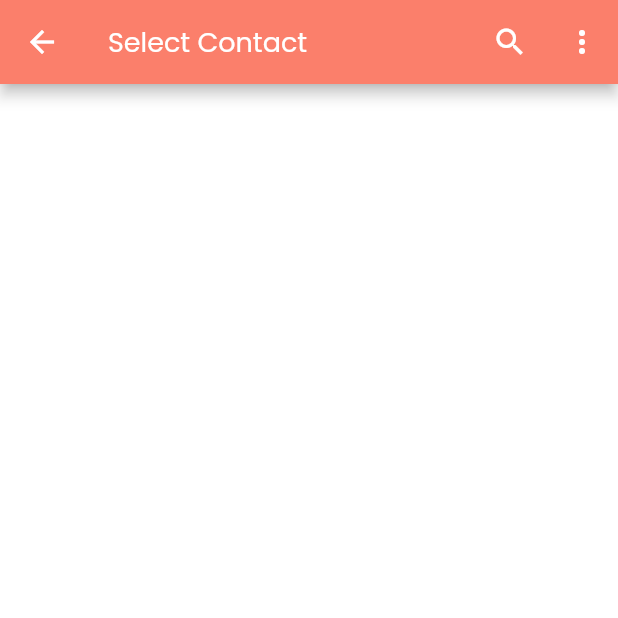
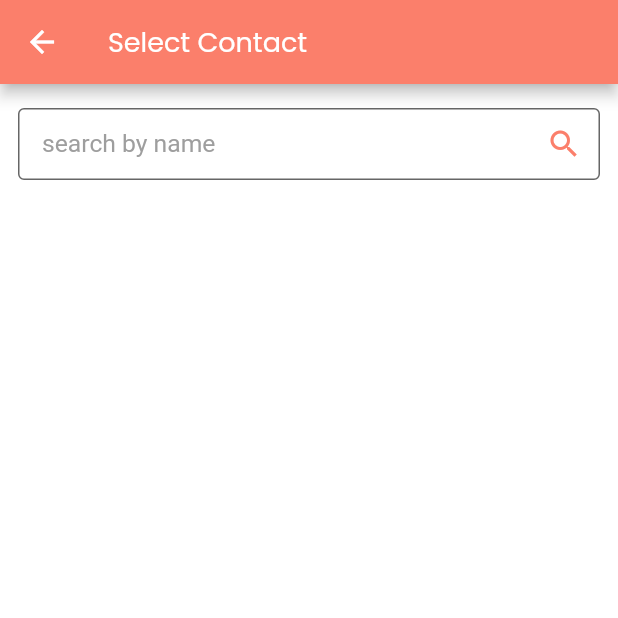
Before and after one commit to mateendev3/lets_chat, a Flutter app: the SelectContactScreen screen opened directly, on a phone screen of 412 x 824 dp, the top half of it. Run offline on Flutter 3.47's test engine with Material 2 defaults, Android fonts, the phone set to English and light mode, and no system bars; our stand-ins replace cloud_firestore, country_picker, equatable, firebase_auth, firebase_core, firebase_storage and 4 more; missing offline and left inert: page_route_animator; accounts and stored records are empty; generated files the repository leaves out were written again.

Commit message:
Fixed bug related to riverpod .family modifier
Always pass same type and same object for the family as the argument otherwise family created two state objects for notifier.

```diff
--- a/lib/screens/contact/screens/select_contact_screen.dart
+++ b/lib/screens/contact/screens/select_contact_screen.dart
@@ -1,40 +1,46 @@
+import 'dart:developer';
 import 'package:flutter/material.dart';
 import 'package:flutter_riverpod/flutter_riverpod.dart';
-import '../../../utils/common/widgets/error_viewer.dart';
 import '../../../utils/common/widgets/loader.dart';
 import '../../../utils/constants/colors_constants.dart';
 import '../../../utils/widgets/contacts_list.dart';
-import '../controllers/select_contacts_controller.dart';
+import '../state/filtered_list_state_notifier.dart';
 
-class SelectContactScreen extends ConsumerWidget {
-  const SelectContactScreen({super.key});
+class SelectContactScreen extends ConsumerStatefulWidget {
+  const SelectContactScreen({Key? key}) : super(key: key);
 
   @override
-  Widget build(BuildContext context, WidgetRef ref) {
+  ConsumerState<ConsumerStatefulWidget> createState() =>
+      _SelectContactScreenState();
+}
+
+class _SelectContactScreenState extends ConsumerState<SelectContactScreen> {
+  late final TextEditingController _searchController;
+
+  @override
+  void initState() {
+    super.initState();
+
+    _searchController = TextEditingController();
+  }
+
+  @override
+  void dispose() {
+    _searchController.dispose();
+    super.dispose();
+  }
+
+  @override
+  Widget build(BuildContext context) {
+    log('build');
     return Scaffold(
-      appBar: _buildAppBar(context),
-      body: _buildBody(context, ref),
+      appBar: _buildAppBar(),
+      body: _buildBody(),
     );
   }
 
-  AppBar _buildAppBar(BuildContext context) {
+  AppBar _buildAppBar() {
     return AppBar(
-      actions: [
-        IconButton(
-          onPressed: () {},
-          icon: const Icon(
-            Icons.search,
-            color: AppColors.appBarActionIcon,
-          ),
-        ),
-        IconButton(
-          onPressed: () {},
-          icon: const Icon(
-            Icons.more_vert,
-            color: AppColors.appBarActionIcon,
-          ),
-        ),
-      ],
       iconTheme: Theme.of(context).iconTheme.copyWith(
             color: AppColors.onPrimary,
           ),
@@ -48,11 +54,92 @@ class SelectContactScreen extends ConsumerWidget {
     );
   }
 
-  Widget _buildBody(BuildContext context, WidgetRef ref) {
-    return ref.watch(selectContactsControllerProvider(context)).when(
-          data: (contactsList) => ContactsList(contactsList: contactsList),
-          error: (error, stackTrace) => ErrorViewer(error: error.toString()),
-          loading: () => const Loader(),
-        );
+  Widget _buildBody() {
+    return Column(
+      mainAxisAlignment: MainAxisAlignment.start,
+      crossAxisAlignment: CrossAxisAlignment.start,
+      children: [
+        _buildSearchNoteTF(),
+        Expanded(
+          // child: ref.watch(selectContactsControllerProvider(context)).when(
+          //       data: (contactsList) =>
+          //           ContactsList(contactsList: contactsList),
+          //       error: (error, stackTrace) =>
+          //           ErrorViewer(error: error.toString()),
+          //       loading: () => const Loader(),
+          //     ),
+          child: Consumer(
+            builder: (consumerContext, ref, child) {
+              FilteredListState state =
+                  ref.watch(filteredListStateProvider(context));
+              // log('main ==> $state');
+
+              if (state is LoadingFilteredListState) {
+                log(filteredListStateProvider.toString());
+
+                return const Loader();
+              } else if (state is EmptyFilteredListState) {
+                log('empty called');
+                log(filteredListStateProvider.toString());
+                return ContactsList(contactsList: state.contactList);
+              } else if (state is SearchedFilteredListState) {
+                return ContactsList(contactsList: state.searchedQueryList);
+              } else if (state is ErrorFilteredListState) {
+                return Text(state.errorMessage);
+              } else {
+                return const Center(
+                  child: Text('Error'),
+                );
+              }
+            },
+          ),
+        ),
+      ],
+    );
+  }
+
+  Widget _buildSearchNoteTF() {
+    final size = MediaQuery.of(context).size;
+    return Padding(
+      padding: const EdgeInsets.symmetric(vertical: 16.0, horizontal: 12.0),
+      child: TextField(
+        controller: _searchController,
+        cursorColor: AppColors.black,
+        onChanged: _onChangedText,
+        style: Theme.of(context).textTheme.bodyText1!.copyWith(
+              fontSize: size.width * 0.04,
+            ),
+        decoration: InputDecoration(
+          filled: true,
+          fillColor: AppColors.chatOffWhite,
+          enabled: true,
+          suffixIcon: _searchController.text.isEmpty
+              ? const Icon(
+                  Icons.search,
+                  color: AppColors.primary,
+                )
+              : IconButton(
+                  onPressed: () {},
+                  icon: const Icon(
+                    Icons.cancel,
+                    color: AppColors.white,
+                  ),
+                ),
+          contentPadding: const EdgeInsets.symmetric(horizontal: 16.0),
+          hintText: 'search by name',
+          hintStyle: Theme.of(context).textTheme.subtitle1!.copyWith(
+                color: AppColors.grey,
+                fontSize: size.width * 0.04,
+              ),
+          border: const OutlineInputBorder(),
+        ),
+      ),
+    );
+  }
+
+  void _onChangedText(String value) {
+    ref
+        .read(filteredListStateProvider(context).notifier)
+        .getSearchQueryList(value);
   }
 }
--- /dev/null
+++ b/lib/screens/contact/state/filtered_list_state_notifier.dart
@@ -0,0 +1,110 @@
+import 'dart:developer';
+import 'package:equatable/equatable.dart';
+import 'package:flutter/material.dart';
+import 'package:flutter_contacts/contact.dart';
+import 'package:flutter_riverpod/flutter_riverpod.dart';
+import 'package:lets_chat/screens/contact/controllers/select_contacts_controller.dart';
+
+final filteredListStateProvider = StateNotifierProvider.family<
+    FilteredListStateNotifier, FilteredListState, BuildContext>(
+  (ref, context) {
+    return ref.watch(selectContactsControllerProvider(context)).when(
+      data: (data) {
+        return FilteredListStateNotifier(
+          contactList: data,
+          state: EmptyFilteredListState(data),
+        );
+      },
+      error: (error, stackTrace) {
+        return FilteredListStateNotifier(
+          contactList: [],
+          state: ErrorFilteredListState(error.toString()),
+        );
+      },
+      loading: () {
+        return FilteredListStateNotifier(
+          contactList: [],
+          state: const LoadingFilteredListState(),
+        );
+      },
+    );
+  },
+);
+
+@immutable
+abstract class FilteredListState extends Equatable {
+  const FilteredListState();
+}
+
+class EmptyFilteredListState extends FilteredListState {
+  const EmptyFilteredListState(this.contactList);
+
+  final List<Contact> contactList;
+
+  @override
+  List<Object?> get props => [contactList];
+
+  @override
+  bool? get stringify => true;
+}
+
+class SearchedFilteredListState extends FilteredListState {
+  const SearchedFilteredListState(this.searchedQueryList);
+
+  final List<Contact> searchedQueryList;
+
+  @override
+  List<Object?> get props => [searchedQueryList];
+
+  @override
+  bool? get stringify => true;
+}
+
+class ErrorFilteredListState extends FilteredListState {
+  const ErrorFilteredListState(this.errorMessage);
+
+  final String errorMessage;
+
+  @override
+  List<Object?> get props => [errorMessage];
+
+  @override
+  bool? get stringify => true;
+}
+
+class LoadingFilteredListState extends FilteredListState {
+  const LoadingFilteredListState();
+
+  @override
+  List<Object?> get props => [];
+
+  @override
+  bool? get stringify => true;
+}
+
+class FilteredListStateNotifier extends StateNotifier<FilteredListState> {
+  FilteredListStateNotifier({
+    required this.contactList,
+    required FilteredListState state,
+  }) : super(state);
+
+  final List<Contact> contactList;
+
+  void getSearchQueryList(String query) async {
+    log(query);
+    // if (query.isEmpty) {
+    //   final list = contactList;
+    //   state = EmptyFilteredListState(list);
+    //   debugPrint('empty state changed');
+    // } else {
+    List<Contact> filteredList = contactList
+        .where(
+          (contact) =>
+              contact.displayName.toLowerCase().contains(query.toLowerCase()),
+        )
+        .toList();
+    debugPrint(filteredList.length.toString());
+    state = SearchedFilteredListState(filteredList);
+    // }
+  }
+}
--- a/lib/utils/widgets/contacts_list.dart
+++ b/lib/utils/widgets/contacts_list.dart
@@ -21,13 +21,25 @@ class ContactsList extends StatelessWidget {
 
   Widget getListItem(Contact contact) {
     String name = contact.displayName;
-    return ListTile(
-      title: Text(name),
-      trailing: contact.photo == null
-          ? null
-          : CircleAvatar(
-              backgroundImage: MemoryImage(contact.photo!),
-            ),
+    return Column(
+      mainAxisAlignment: MainAxisAlignment.start,
+      mainAxisSize: MainAxisSize.min,
+      crossAxisAlignment: CrossAxisAlignment.start,
+      children: [
+        ListTile(
+          title: Text(name),
+          leading: contact.photo == null
+              ? null
+              : CircleAvatar(
+                  backgroundImage: MemoryImage(contact.photo!),
+                ),
+        ),
+        const Divider(
+          indent: 50.0,
+          endIndent: 50.0,
+          height: 1.0,
+        ),
+      ],
     );
   }
 }
--- a/pubspec.yaml
+++ b/pubspec.yaml
@@ -45,6 +45,7 @@ dependencies:
   flutter_riverpod: ^1.0.4
   image_picker: ^0.8.5+3
   flutter_contacts: ^1.1.5
+  equatable: ^2.0.5
 
 dev_dependencies:
   flutter_test:
```
Also changed, not shown: pubspec.lock.
